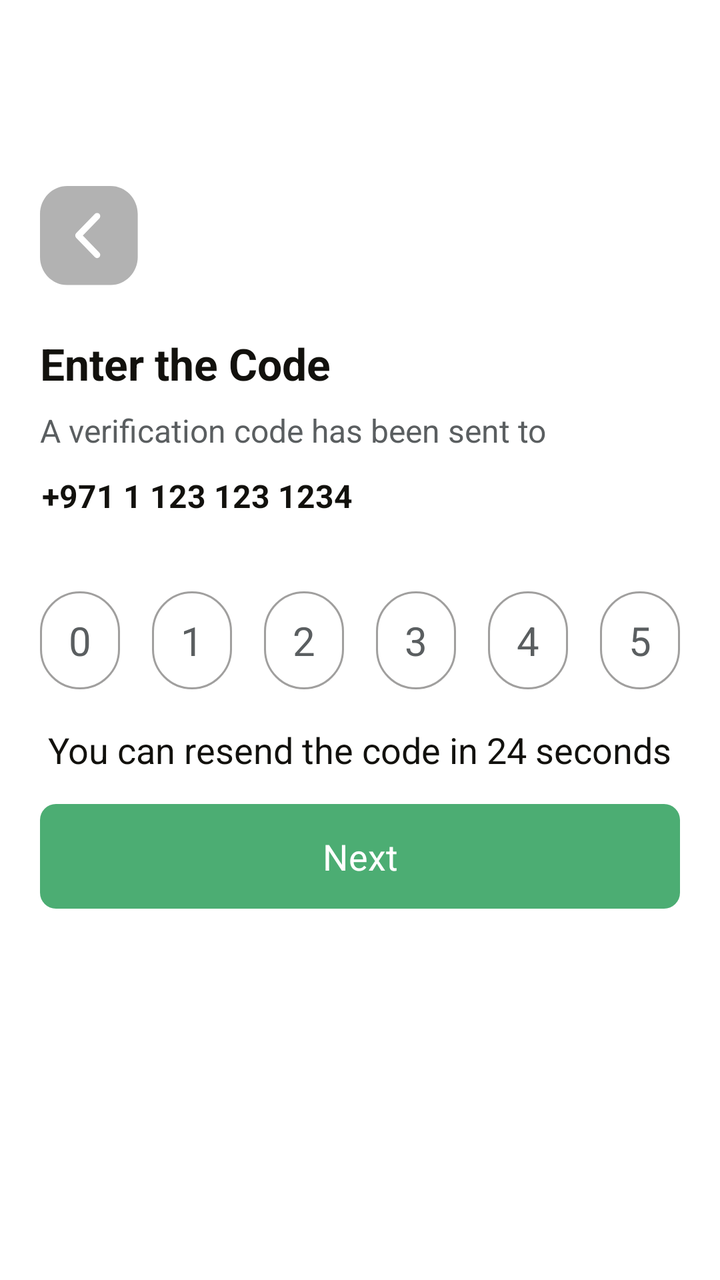
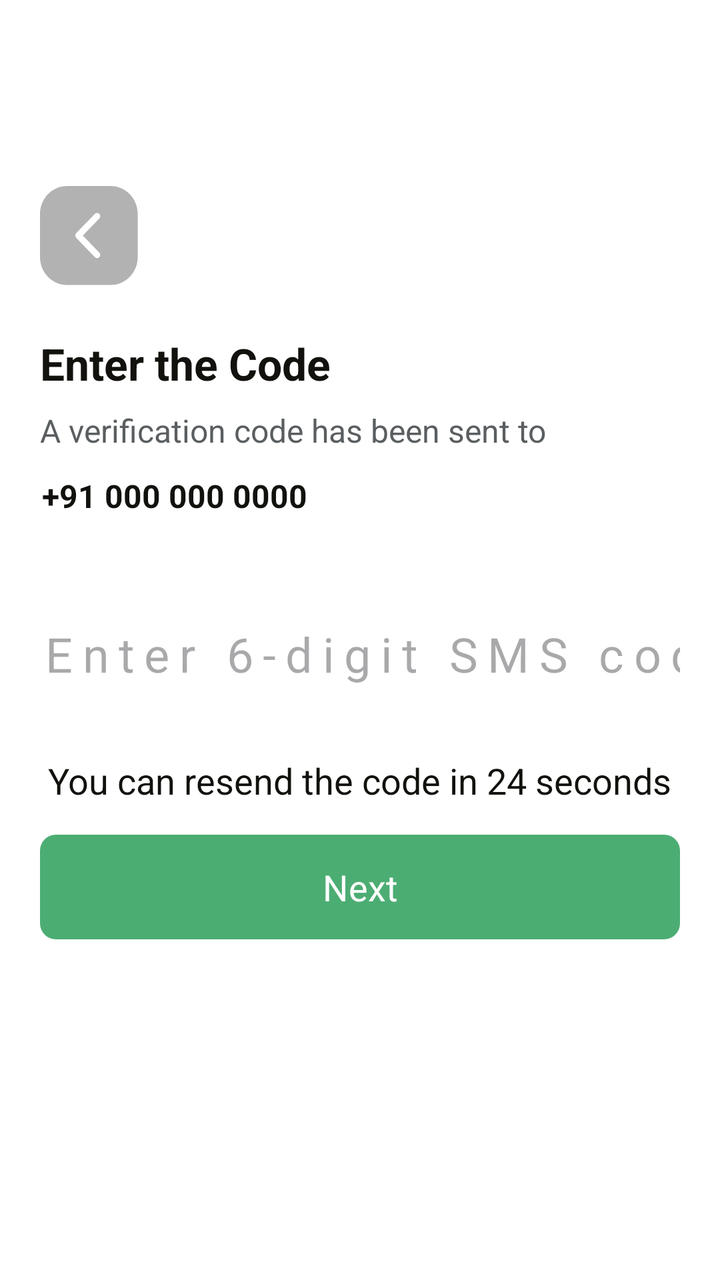

Compare the two renders of this Android layout. The source of the first and the diff that turns it into the second are given below.
<!-- AndroidManifest.xml: application theme Theme.GrocHub -->
<!-- res/layout/activity_number_enter_verification.xml -->
<LinearLayout
    xmlns:android="http://schemas.android.com/apk/res/android"
    xmlns:tools="http://schemas.android.com/tools"
    xmlns:app="http://schemas.android.com/apk/res-auto"
    android:background="#FFFFFF"
    android:orientation="vertical"
    android:layout_width="match_parent"
    android:layout_height="match_parent">
    <ScrollView
        android:id="@+id/ri8fj8ty0p49"
        android:layout_width="match_parent"
        android:layout_height="wrap_content"
        android:layout_weight="1"
        android:background="#FFFFFF">
        <LinearLayout
            android:layout_width="match_parent"
            android:layout_height="match_parent"
            android:orientation="vertical">
            <LinearLayout
                android:id="@+id/rm9wzklcekw"
                android:layout_width="match_parent"
                android:layout_height="wrap_content"
                android:paddingHorizontal="20dp"
                android:layout_marginTop="93dp"
                android:layout_marginBottom="48dp"
                android:orientation="vertical">
                <LinearLayout
                    android:id="@+id/r7eqzi0csuka"
                    android:layout_width="wrap_content"
                    android:layout_height="wrap_content"
                    android:gravity="center_horizontal"
                    android:layout_marginBottom="24dp"
                    android:orientation="vertical">
                    <ImageView
                        android:id="@+id/r4ydvwq8ilww"
                        android:layout_width="50dp"
                        android:layout_height="50dp"
                        android:background="@drawable/back_button_trasparent"
                        android:scaleType="fitXY"
                        />
                </LinearLayout>
                <LinearLayout
                    android:id="@+id/rhqbzkliqr46"
                    android:layout_width="match_parent"
                    android:layout_height="wrap_content"
                    android:orientation="vertical">
                    <LinearLayout
                        android:id="@+id/rp0blm0s9w7"
                        android:layout_width="match_parent"
                        android:layout_height="wrap_content"
                        android:layout_marginBottom="32dp"
                        android:orientation="vertical">
                        <LinearLayout
                            android:id="@+id/rkztkocqxnh"
                            android:layout_width="match_parent"
                            android:layout_height="wrap_content"
                            android:layout_marginBottom="32dp"
                            android:orientation="vertical">
                            <TextView
                                android:id="@+id/ryxw8o9u1twi"
                                android:textColor="#12110D"
                                android:textSize="22sp"
                                android:textStyle="bold"
                                android:layout_marginBottom="8dp"
                                android:layout_height="wrap_content"
                                android:layout_width="wrap_content"
                                android:text="Enter the Code"
                                />
                            <LinearLayout
                                android:id="@+id/r0dgkrgimbpx8"
                                android:layout_width="match_parent"
                                android:layout_height="wrap_content"
                                android:paddingBottom="5dp"
                                android:orientation="vertical">
                                <TextView
                                    android:id="@+id/rdm87at6v25r"
                                    android:textColor="#5A5E60"
                                    android:textSize="16sp"
                                    android:layout_marginBottom="11dp"
                                    android:layout_height="wrap_content"
                                    android:layout_width="wrap_content"
                                    android:text="A verification code has been sent to"
                                    />
                                <TextView
                                    android:id="@+id/r56362criajk"
                                    android:textColor="#12110D"
                                    android:textSize="16sp"
                                    android:textStyle="bold"
                                    android:layout_marginStart="1dp"
                                    android:layout_height="wrap_content"
                                    android:layout_width="wrap_content"
                                    android:text="+971 1 123 123 1234"
                                    />
                            </LinearLayout>
                        </LinearLayout>
                        <LinearLayout
                            android:id="@+id/r3ton4qojkfr"
                            android:layout_width="match_parent"
                            android:layout_height="wrap_content"
                            android:orientation="vertical">
                            <LinearLayout
                                android:id="@+id/rcjw75hxom1j"
                                android:layout_width="match_parent"
                                android:layout_height="wrap_content"
                                android:layout_marginBottom="18dp"
                                android:orientation="horizontal">
                                <LinearLayout
                                    android:id="@+id/rnocw0k1xys"
                                    android:layout_width="0dp"
                                    android:layout_height="wrap_content"
                                    android:layout_weight="1"
                                    android:gravity="center_horizontal"
                                    android:background="@drawable/s12110d66sw1cr50"
                                    android:paddingVertical="11dp"
                                    android:layout_marginEnd="16dp"
                                    android:clickable="true"
                                    android:focusable="true"
                                    android:orientation="vertical">
                                    <TextView
                                        android:id="@+id/r44kjydn2qca"
                                        android:textColor="#5A5E60"
                                        android:textSize="20sp"
                                        android:layout_height="wrap_content"
                                        android:layout_width="wrap_content"
                                        android:text="0"
                                        />
                                </LinearLayout>
                                <LinearLayout
                                    android:id="@+id/rs5tqu4426x"
                                    android:layout_width="0dp"
                                    android:layout_height="wrap_content"
                                    android:layout_weight="1"
                                    android:gravity="center_horizontal"
                                    android:background="@drawable/s12110d66sw1cr50"
                                    android:paddingVertical="11dp"
                                    android:layout_marginEnd="16dp"
                                    android:clickable="true"
                                    android:focusable="true"
                                    android:orientation="vertical">
                                    <TextView
                                        android:id="@+id/rrqkmgdlzal"
                                        android:textColor="#5A5E60"
                                        android:textSize="20sp"
                                        android:layout_height="wrap_content"
                                        android:layout_width="wrap_content"
                                        android:text="1"
                                        />
                                </LinearLayout>
                                <LinearLayout
                                    android:id="@+id/r66vl0fwgcsb"
                                    android:layout_width="0dp"
                                    android:layout_height="wrap_content"
                                    android:layout_weight="1"
                                    android:gravity="center_horizontal"
                                    android:background="@drawable/s12110d66sw1cr50"
                                    android:paddingVertical="11dp"
                                    android:layout_marginEnd="16dp"
                                    android:clickable="true"
                                    android:focusable="true"
                                    android:orientation="vertical">
                                    <TextView
                                        android:id="@+id/rxlttna1huz"
                                        android:textColor="#5A5E60"
                                        android:textSize="20sp"
                                        android:layout_height="wrap_content"
                                        android:layout_width="wrap_content"
                                        android:text="2"
                                        />
                                </LinearLayout>
                                <LinearLayout
                                    android:id="@+id/rxqad701091r"
                                    android:layout_width="0dp"
                                    android:layout_height="wrap_content"
                                    android:layout_weight="1"
                                    android:gravity="center_horizontal"
                                    android:background="@drawable/s12110d66sw1cr50"
                                    android:paddingVertical="11dp"
                                    android:layout_marginEnd="16dp"
                                    android:clickable="true"
                                    android:focusable="true"
                                    android:orientation="vertical">
                                    <TextView
                                        android:id="@+id/rka2ohf51iu"
                                        android:textColor="#5A5E60"
                                        android:textSize="20sp"
                                        android:layout_height="wrap_content"
                                        android:layout_width="wrap_content"
                                        android:text="3"
                                        />
                                </LinearLayout>
                                <LinearLayout
                                    android:id="@+id/rf33fh27khgo"
                                    android:layout_width="0dp"
                                    android:layout_height="wrap_content"
                                    android:layout_weight="1"
                                    android:gravity="center_horizontal"
                                    android:background="@drawable/s12110d66sw1cr50"
                                    android:paddingVertical="11dp"
                                    android:layout_marginEnd="16dp"
                                    android:clickable="true"
                                    android:focusable="true"
                                    android:orientation="vertical">
                                    <TextView
                                        android:id="@+id/r5ck71m6ivsf"
                                        android:textColor="#5A5E60"
                                        android:textSize="20sp"
                                        android:layout_height="wrap_content"
                                        android:layout_width="wrap_content"
                                        android:text="4"
                                        />
                                </LinearLayout>
                                <LinearLayout
                                    android:id="@+id/rri2pqdwm6jg"
                                    android:layout_width="0dp"
                                    android:layout_height="wrap_content"
                                    android:layout_weight="1"
                                    android:gravity="center_horizontal"
                                    android:background="@drawable/s12110d66sw1cr50"
                                    android:paddingVertical="11dp"
                                    android:clickable="true"
                                    android:focusable="true"
                                    android:orientation="vertical">
                                    <TextView
                                        android:id="@+id/rio04d1jj3lk"
                                        android:textColor="#5A5E60"
                                        android:textSize="20sp"
                                        android:layout_height="wrap_content"
                                        android:layout_width="wrap_content"
                                        android:text="5"
                                        />
                                </LinearLayout>
                            </LinearLayout>
                            <TextView
                                android:id="@+id/rryo3z94zjtp"
                                android:textColor="#12110D"
                                android:textSize="18sp"
                                android:layout_height="wrap_content"
                                android:layout_width="wrap_content"
                                android:text="You can resend the code in 24 seconds"
                                android:layout_gravity="center_horizontal"
                                android:layout_marginBottom="15dp"                                />
                        </LinearLayout>
                        <LinearLayout
                            android:id="@+id/r9p525jbg3i7"
                            android:layout_width="match_parent"
                            android:layout_height="wrap_content"
                            android:gravity="center_horizontal"
                            android:background="@drawable/add_to_cart_bg"
                            android:paddingVertical="14dp"
                            android:clickable="true"
                            android:focusable="true"
                            android:orientation="vertical">
                            <TextView
                                android:id="@+id/rnpb4jf1dnno"
                                android:textColor="#FFFFFF"
                                android:textSize="18sp"
                                android:layout_height="wrap_content"
                                android:layout_width="40dp"
                                android:gravity="center"
                                android:text="Next"
                                />
                        </LinearLayout>
                    </LinearLayout>
                </LinearLayout>
            </LinearLayout>
        </LinearLayout>
    </ScrollView>
</LinearLayout>
<!-- resources referenced by this layout -->
<resources>
  <!-- drawable add_to_cart_bg (drawable) -->
  <shape xmlns:android="http://schemas.android.com/apk/res/android">
      <solid android:color="@color/Primary" />
      <corners android:radius="8dp"/>
  </shape>
  <!-- drawable back_button_trasparent (drawable) -->
  <vector xmlns:android="http://schemas.android.com/apk/res/android"
      android:width="32dp"
      android:height="31dp"
      android:viewportWidth="32"
      android:viewportHeight="31">
      <path
          android:fillColor="#4D000000"
          android:pathData="M0 8.69c0-2.3 0.92-4.52 2.55-6.14 1.63-1.63 3.84-2.55 6.14-2.55h13.9c4.8 0 8.69 3.89 8.69 8.69v13.32c0 4.8-3.89 8.69-8.69 8.69h-13.9c-4.8 0-8.69-3.89-8.69-8.69z"/>
      <path
          android:strokeColor="#FFFFFFFF"
          android:strokeWidth="2"
          android:strokeLineCap="round"
          android:strokeLineJoin="round"
          android:pathData="M18.28 21.35l-6-6 6-6"/>
  </vector>
  <!-- drawable s12110d66sw1cr50 (drawable) -->
  <?xml version="1.0" encoding="UTF-8"?>
  <shape
      xmlns:android="http://schemas.android.com/apk/res/android">
      <stroke
          android:color="#6612110D"
          android:width="1dp"
          />
      <corners
          android:radius="50dp"
          />
  </shape>
  <style name="Theme.GrocHub" parent="Base.Theme.GrocHub" />
  <color name="Primary">#4CAD73</color>
  <style name="Base.Theme.GrocHub" parent="Theme.Material3.DayNight.NoActionBar">
          
          
      </style>
</resources>

<!-- the commit's change to res/layout/activity_number_enter_verification.xml (unified diff, before → after) -->
@@ -1,3 +1,4 @@
+<?xml version="1.0" encoding="utf-8"?>
 <LinearLayout
     xmlns:android="http://schemas.android.com/apk/res/android"
     xmlns:tools="http://schemas.android.com/tools"
@@ -6,16 +7,19 @@
     android:orientation="vertical"
     android:layout_width="match_parent"
     android:layout_height="match_parent">
+
     <ScrollView
         android:id="@+id/ri8fj8ty0p49"
         android:layout_width="match_parent"
         android:layout_height="wrap_content"
         android:layout_weight="1"
         android:background="#FFFFFF">
+
         <LinearLayout
             android:layout_width="match_parent"
             android:layout_height="match_parent"
             android:orientation="vertical">
+
             <LinearLayout
                 android:id="@+id/rm9wzklcekw"
                 android:layout_width="match_parent"
@@ -24,6 +28,7 @@
                 android:layout_marginTop="93dp"
                 android:layout_marginBottom="48dp"
                 android:orientation="vertical">
+
                 <LinearLayout
                     android:id="@+id/r7eqzi0csuka"
                     android:layout_width="wrap_content"
@@ -31,31 +36,35 @@
                     android:gravity="center_horizontal"
                     android:layout_marginBottom="24dp"
                     android:orientation="vertical">
+
                     <ImageView
                         android:id="@+id/r4ydvwq8ilww"
                         android:layout_width="50dp"
                         android:layout_height="50dp"
                         android:background="@drawable/back_button_trasparent"
-                        android:scaleType="fitXY"
-                        />
+                        android:scaleType="fitXY" />
                 </LinearLayout>
+
                 <LinearLayout
                     android:id="@+id/rhqbzkliqr46"
                     android:layout_width="match_parent"
                     android:layout_height="wrap_content"
                     android:orientation="vertical">
+
                     <LinearLayout
                         android:id="@+id/rp0blm0s9w7"
                         android:layout_width="match_parent"
                         android:layout_height="wrap_content"
                         android:layout_marginBottom="32dp"
                         android:orientation="vertical">
+
                         <LinearLayout
                             android:id="@+id/rkztkocqxnh"
                             android:layout_width="match_parent"
                             android:layout_height="wrap_content"
                             android:layout_marginBottom="32dp"
                             android:orientation="vertical">
+
                             <TextView
                                 android:id="@+id/ryxw8o9u1twi"
                                 android:textColor="#12110D"
@@ -64,14 +73,15 @@
                                 android:layout_marginBottom="8dp"
                                 android:layout_height="wrap_content"
                                 android:layout_width="wrap_content"
-                                android:text="Enter the Code"
-                                />
+                                android:text="Enter the Code" />
+
                             <LinearLayout
                                 android:id="@+id/r0dgkrgimbpx8"
                                 android:layout_width="match_parent"
                                 android:layout_height="wrap_content"
                                 android:paddingBottom="5dp"
                                 android:orientation="vertical">
+
                                 <TextView
                                     android:id="@+id/rdm87at6v25r"
                                     android:textColor="#5A5E60"
@@ -79,8 +89,8 @@
                                     android:layout_marginBottom="11dp"
                                     android:layout_height="wrap_content"
                                     android:layout_width="wrap_content"
-                                    android:text="A verification code has been sent to"
-                                    />
+                                    android:text="A verification code has been sent to" />
+
                                 <TextView
                                     android:id="@+id/r56362criajk"
                                     android:textColor="#12110D"
@@ -89,157 +99,34 @@
                                     android:layout_marginStart="1dp"
                                     android:layout_height="wrap_content"
                                     android:layout_width="wrap_content"
-                                    android:text="+971 1 123 123 1234"
-                                    />
+                                    android:text="+91 000 000 0000" />
                             </LinearLayout>
                         </LinearLayout>
-                        <LinearLayout
-                            android:id="@+id/r3ton4qojkfr"
+
+                        <EditText
+                            android:id="@+id/et_code_input"
                             android:layout_width="match_parent"
                             android:layout_height="wrap_content"
-                            android:orientation="vertical">
-                            <LinearLayout
-                                android:id="@+id/rcjw75hxom1j"
-                                android:layout_width="match_parent"
-                                android:layout_height="wrap_content"
-                                android:layout_marginBottom="18dp"
-                                android:orientation="horizontal">
-                                <LinearLayout
-                                    android:id="@+id/rnocw0k1xys"
-                                    android:layout_width="0dp"
-                                    android:layout_height="wrap_content"
-                                    android:layout_weight="1"
-                                    android:gravity="center_horizontal"
-                                    android:background="@drawable/s12110d66sw1cr50"
-                                    android:paddingVertical="11dp"
-                                    android:layout_marginEnd="16dp"
-                                    android:clickable="true"
-                                    android:focusable="true"
-                                    android:orientation="vertical">
-                                    <TextView
-                                        android:id="@+id/r44kjydn2qca"
-                                        android:textColor="#5A5E60"
-                                        android:textSize="20sp"
-                                        android:layout_height="wrap_content"
-                                        android:layout_width="wrap_content"
-                                        android:text="0"
-                                        />
-                                </LinearLayout>
-                                <LinearLayout
-                                    android:id="@+id/rs5tqu4426x"
-                                    android:layout_width="0dp"
-                                    android:layout_height="wrap_content"
-                                    android:layout_weight="1"
-                                    android:gravity="center_horizontal"
-                                    android:background="@drawable/s12110d66sw1cr50"
-                                    android:paddingVertical="11dp"
-                                    android:layout_marginEnd="16dp"
-                                    android:clickable="true"
-                                    android:focusable="true"
-                                    android:orientation="vertical">
-                                    <TextView
-                                        android:id="@+id/rrqkmgdlzal"
-                                        android:textColor="#5A5E60"
-                                        android:textSize="20sp"
-                                        android:layout_height="wrap_content"
-                                        android:layout_width="wrap_content"
-                                        android:text="1"
-                                        />
-                                </LinearLayout>
-                                <LinearLayout
-                                    android:id="@+id/r66vl0fwgcsb"
-                                    android:layout_width="0dp"
-                                    android:layout_height="wrap_content"
-                                    android:layout_weight="1"
-                                    android:gravity="center_horizontal"
-                                    android:background="@drawable/s12110d66sw1cr50"
-                                    android:paddingVertical="11dp"
-                                    android:layout_marginEnd="16dp"
-                                    android:clickable="true"
-                                    android:focusable="true"
-                                    android:orientation="vertical">
-                                    <TextView
-                                        android:id="@+id/rxlttna1huz"
-                                        android:textColor="#5A5E60"
-                                        android:textSize="20sp"
-                                        android:layout_height="wrap_content"
-                                        android:layout_width="wrap_content"
-                                        android:text="2"
-                                        />
-                                </LinearLayout>
-                                <LinearLayout
-                                    android:id="@+id/rxqad701091r"
-                                    android:layout_width="0dp"
-                                    android:layout_height="wrap_content"
-                                    android:layout_weight="1"
-                                    android:gravity="center_horizontal"
-                                    android:background="@drawable/s12110d66sw1cr50"
-                                    android:paddingVertical="11dp"
-                                    android:layout_marginEnd="16dp"
-                                    android:clickable="true"
-                                    android:focusable="true"
-                                    android:orientation="vertical">
-                                    <TextView
-                                        android:id="@+id/rka2ohf51iu"
-                                        android:textColor="#5A5E60"
-                                        android:textSize="20sp"
-                                        android:layout_height="wrap_content"
-                                        android:layout_width="wrap_content"
-                                        android:text="3"
-                                        />
-                                </LinearLayout>
-                                <LinearLayout
-                                    android:id="@+id/rf33fh27khgo"
-                                    android:layout_width="0dp"
-                                    android:layout_height="wrap_content"
-                                    android:layout_weight="1"
-                                    android:gravity="center_horizontal"
-                                    android:background="@drawable/s12110d66sw1cr50"
-                                    android:paddingVertical="11dp"
-                                    android:layout_marginEnd="16dp"
-                                    android:clickable="true"
-                                    android:focusable="true"
-                                    android:orientation="vertical">
-                                    <TextView
-                                        android:id="@+id/r5ck71m6ivsf"
-                                        android:textColor="#5A5E60"
-                                        android:textSize="20sp"
-                                        android:layout_height="wrap_content"
-                                        android:layout_width="wrap_content"
-                                        android:text="4"
-                                        />
-                                </LinearLayout>
-                                <LinearLayout
-                                    android:id="@+id/rri2pqdwm6jg"
-                                    android:layout_width="0dp"
-                                    android:layout_height="wrap_content"
-                                    android:layout_weight="1"
-                                    android:gravity="center_horizontal"
-                                    android:background="@drawable/s12110d66sw1cr50"
-                                    android:paddingVertical="11dp"
-                                    android:clickable="true"
-                                    android:focusable="true"
-                                    android:orientation="vertical">
-                                    <TextView
-                                        android:id="@+id/rio04d1jj3lk"
-                                        android:textColor="#5A5E60"
-                                        android:textSize="20sp"
-                                        android:layout_height="wrap_content"
-                                        android:layout_width="wrap_content"
-                                        android:text="5"
-                                        />
-                                </LinearLayout>
-                            </LinearLayout>
-                            <TextView
-                                android:id="@+id/rryo3z94zjtp"
-                                android:textColor="#12110D"
-                                android:textSize="18sp"
-                                android:layout_height="wrap_content"
-                                android:layout_width="wrap_content"
-                                android:text="You can resend the code in 24 seconds"
-                                android:layout_gravity="center_horizontal"
-                                android:layout_marginBottom="15dp"                                />
-                        </LinearLayout>
+                            android:hint="Enter 6-digit SMS code"
+                            android:inputType="number"
+                            android:gravity="center"
+                            android:maxLength="6"
+                            android:letterSpacing="0.2"
+                            android:textSize="24sp"
+                            android:background="@android:color/transparent"
+                            android:paddingVertical="15dp"
+                            android:layout_marginBottom="20dp"/>
+
+                        <TextView
+                            android:id="@+id/rryo3z94zjtp"
+                            android:textColor="#12110D"
+                            android:textSize="18sp"
+                            android:layout_height="wrap_content"
+                            android:layout_width="wrap_content"
+                            android:text="You can resend the code in 24 seconds"
+                            android:layout_gravity="center_horizontal"
+                            android:layout_marginBottom="15dp" />
+
                         <LinearLayout
                             android:id="@+id/r9p525jbg3i7"
                             android:layout_width="match_parent"
@@ -250,6 +137,7 @@
                             android:clickable="true"
                             android:focusable="true"
                             android:orientation="vertical">
+
                             <TextView
                                 android:id="@+id/rnpb4jf1dnno"
                                 android:textColor="#FFFFFF"
@@ -257,8 +145,7 @@
                                 android:layout_height="wrap_content"
                                 android:layout_width="40dp"
                                 android:gravity="center"
-                                android:text="Next"
-                                />
+                                android:text="Next" />
                         </LinearLayout>
                     </LinearLayout>
                 </LinearLayout>
<!-- resource entries referenced after the edit -->
@@ -21,18 +21,6 @@
           android:strokeLineJoin="round"
           android:pathData="M18.28 21.35l-6-6 6-6"/>
   </vector>
-  <!-- drawable s12110d66sw1cr50 (drawable) -->
-  <?xml version="1.0" encoding="UTF-8"?>
-  <shape
-      xmlns:android="http://schemas.android.com/apk/res/android">
-      <stroke
-          android:color="#6612110D"
-          android:width="1dp"
-          />
-      <corners
-          android:radius="50dp"
-          />
-  </shape>
   <style name="Theme.GrocHub" parent="Base.Theme.GrocHub" />
   <color name="Primary">#4CAD73</color>
   <style name="Base.Theme.GrocHub" parent="Theme.Material3.DayNight.NoActionBar">
